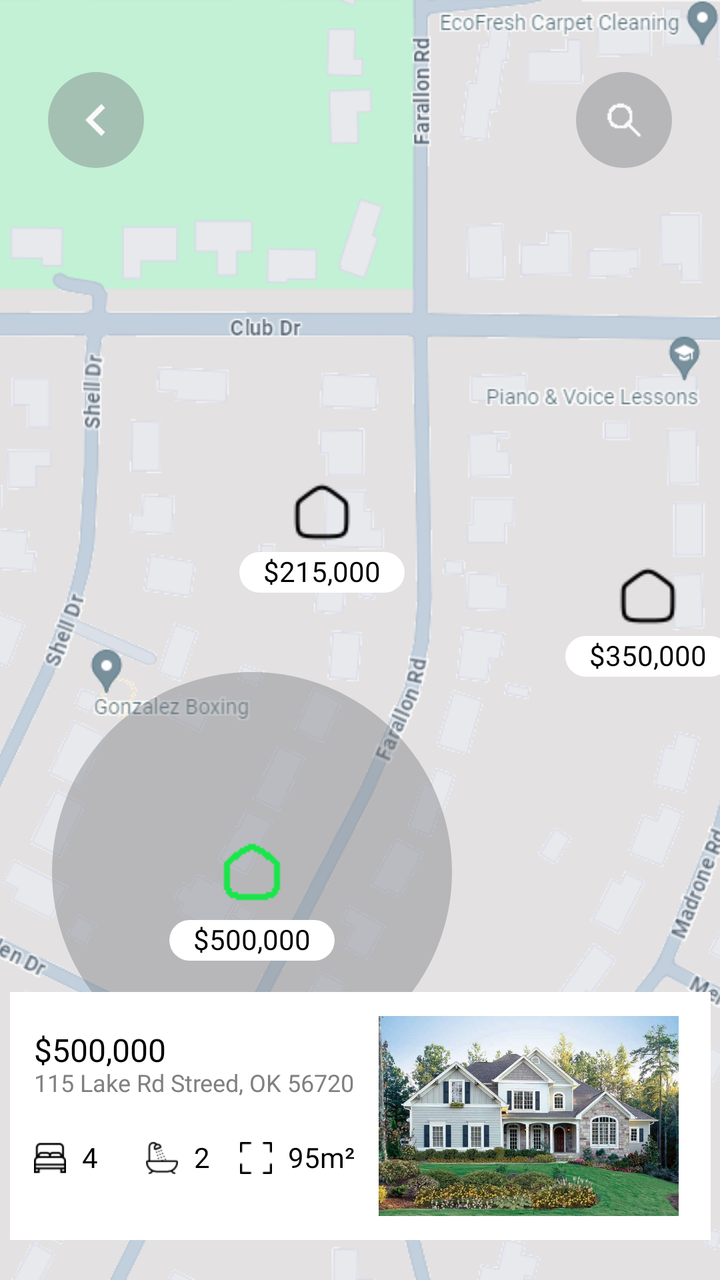
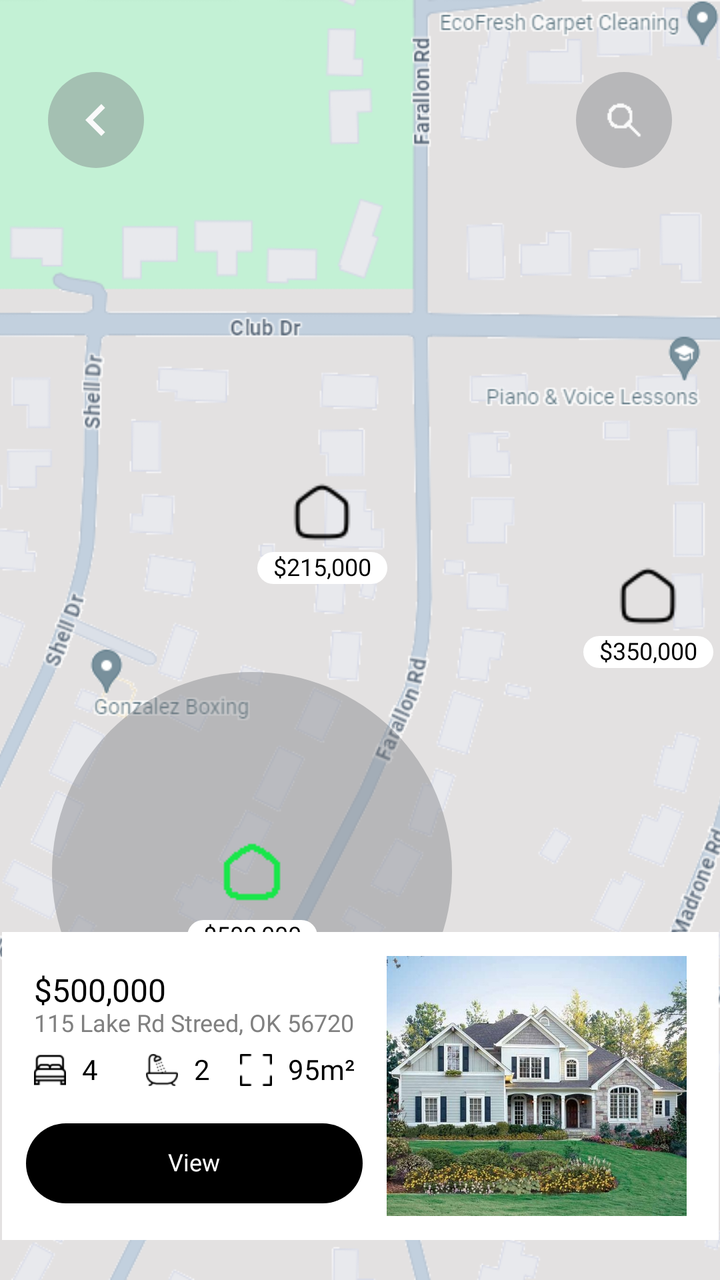

Screens rendered from an Android XML layout before and after an edit, with the pre-edit source and the edit as a unified diff.
<!-- AndroidManifest.xml: application theme Theme.AndroidArchitecture -->
<!-- res/layout/fragment_mock_google_maps.xml -->
<?xml version="1.0" encoding="utf-8"?>
<androidx.constraintlayout.widget.ConstraintLayout xmlns:android="http://schemas.android.com/apk/res/android"
    xmlns:app="http://schemas.android.com/apk/res-auto"
    xmlns:tools="http://schemas.android.com/tools"
    android:layout_width="match_parent"
    android:layout_height="match_parent">

    <ImageView
        android:id="@+id/ivGoogleMaps"
        android:layout_width="wrap_content"
        android:layout_height="wrap_content"
        android:scaleType="centerCrop"
        app:layout_constraintBottom_toBottomOf="parent"
        app:layout_constraintEnd_toEndOf="parent"
        app:layout_constraintStart_toStartOf="parent"
        app:layout_constraintTop_toTopOf="parent"
        app:srcCompat="@drawable/mock_google_map" />

    <ImageView
        android:id="@+id/ivBack"
        android:layout_width="48dp"
        android:layout_height="48dp"
        android:layout_marginStart="24dp"
        android:layout_marginTop="36dp"
        android:background="@drawable/bg_gray_round"
        android:padding="8dp"
        app:layout_constraintStart_toStartOf="parent"
        app:layout_constraintTop_toTopOf="parent"
        app:srcCompat="@drawable/ic_arrow_left_center" />

    <ImageView
        android:id="@+id/ivSearch"
        android:layout_width="48dp"
        android:layout_height="48dp"
        android:layout_marginEnd="24dp"
        android:background="@drawable/bg_gray_round"
        android:padding="13dp"
        app:layout_constraintBottom_toBottomOf="@+id/ivBack"
        app:layout_constraintEnd_toEndOf="parent"
        app:layout_constraintTop_toTopOf="@+id/ivBack"
        app:srcCompat="@drawable/ic_search" />

    <ImageView
        android:id="@+id/ivHome1"
        android:layout_width="wrap_content"
        android:layout_height="wrap_content"
        android:layout_marginStart="145dp"
        android:layout_marginTop="240dp"
        app:layout_constraintStart_toStartOf="parent"
        app:layout_constraintTop_toTopOf="parent"
        app:srcCompat="@drawable/home" />

    <ImageView
        android:id="@+id/ivHome2"
        android:layout_width="wrap_content"
        android:layout_height="wrap_content"
        android:layout_marginStart="308dp"
        android:layout_marginTop="282dp"
        app:layout_constraintStart_toStartOf="parent"
        app:layout_constraintTop_toTopOf="parent"
        app:srcCompat="@drawable/home" />

    <ImageView
        android:id="@+id/ivHomeSelectedBg"
        android:layout_width="200dp"
        android:layout_height="200dp"
        app:layout_constraintBottom_toBottomOf="@+id/ivHome3"
        app:layout_constraintEnd_toEndOf="@+id/ivHome3"
        app:layout_constraintStart_toStartOf="@+id/ivHome3"
        app:layout_constraintTop_toTopOf="@+id/ivHome3"
        app:srcCompat="@drawable/bg_gray_round" />

    <ImageView
        android:id="@+id/ivHome3"
        android:layout_width="wrap_content"
        android:layout_height="wrap_content"
        android:layout_marginStart="110dp"
        android:layout_marginTop="420dp"
        app:layout_constraintStart_toStartOf="parent"
        app:layout_constraintTop_toTopOf="parent"
        app:srcCompat="@drawable/home_selected" />

    <TextView
        android:id="@+id/tvHome1"
        style="@style/TextClassic14"
        android:layout_width="wrap_content"
        android:layout_height="wrap_content"
        android:layout_marginTop="4dp"
        android:background="@drawable/bg_white_round"
        android:fontFamily="@font/poppins_medium"
        android:paddingHorizontal="12dp"
        android:paddingVertical="2dp"
        android:text="$215,000"
        android:textSize="14sp"
        app:layout_constraintEnd_toEndOf="@+id/ivHome1"
        app:layout_constraintStart_toStartOf="@+id/ivHome1"
        app:layout_constraintTop_toBottomOf="@+id/ivHome1" />

    <TextView
        android:id="@+id/tvHome2"
        style="@style/TextClassic14"
        android:layout_width="wrap_content"
        android:layout_height="wrap_content"
        android:layout_marginTop="4dp"
        android:background="@drawable/bg_white_round"
        android:fontFamily="@font/poppins_medium"
        android:paddingHorizontal="12dp"
        android:paddingVertical="2dp"
        android:text="$350,000"
        android:textSize="14sp"
        app:layout_constraintEnd_toEndOf="@+id/ivHome2"
        app:layout_constraintStart_toStartOf="@+id/ivHome2"
        app:layout_constraintTop_toBottomOf="@+id/ivHome2" />

    <TextView
        android:id="@+id/tvHome3"
        style="@style/TextClassic14"
        android:layout_width="wrap_content"
        android:layout_height="wrap_content"
        android:layout_marginTop="8dp"
        android:background="@drawable/bg_white_round"
        android:fontFamily="@font/poppins_bold"
        android:paddingHorizontal="12dp"
        android:paddingVertical="2dp"
        android:text="$500,000"
        android:textSize="14sp"
        app:layout_constraintEnd_toEndOf="@+id/ivHome3"
        app:layout_constraintStart_toStartOf="@+id/ivHome3"
        app:layout_constraintTop_toBottomOf="@+id/ivHome3" />

    <include
        layout="@layout/item_home"
        android:layout_width="wrap_content"
        android:layout_height="wrap_content"
        android:layout_marginBottom="20dp"
        app:layout_constraintBottom_toBottomOf="parent"
        app:layout_constraintEnd_toEndOf="@+id/ivGoogleMaps"
        app:layout_constraintStart_toStartOf="@id/ivGoogleMaps" />
</androidx.constraintlayout.widget.ConstraintLayout>
<!-- res/layout/item_home.xml (included above) -->
<?xml version="1.0" encoding="utf-8"?>
<androidx.constraintlayout.widget.ConstraintLayout xmlns:android="http://schemas.android.com/apk/res/android"
    xmlns:app="http://schemas.android.com/apk/res-auto"
    xmlns:tools="http://schemas.android.com/tools"
    android:layout_width="wrap_content"
    android:layout_height="wrap_content"
    android:background="@color/white">

    <ImageView
        android:id="@+id/ivHome"
        android:layout_width="150dp"
        android:layout_height="100dp"
        android:layout_marginVertical="12dp"
        android:layout_marginEnd="16dp"
        android:scaleType="centerCrop"
        app:layout_constraintBottom_toBottomOf="parent"
        app:layout_constraintEnd_toEndOf="parent"
        app:layout_constraintTop_toTopOf="parent"
        app:layout_constraintVertical_bias="0.497"
        app:srcCompat="@drawable/home_picture" />

    <TextView
        android:id="@+id/tvPrice"
        style="@style/TextClassic14"
        android:layout_width="wrap_content"
        android:layout_height="wrap_content"
        android:layout_marginStart="12dp"
        android:layout_marginTop="20dp"
        android:fontFamily="@font/poppins_bold"
        android:text="$500,000"
        android:textSize="16sp"
        app:layout_constraintStart_toStartOf="parent"
        app:layout_constraintTop_toTopOf="parent" />

    <TextView
        android:id="@+id/tvStreet"
        style="@style/TextSecondary14"
        android:layout_width="wrap_content"
        android:layout_height="wrap_content"
        android:layout_marginStart="12dp"
        android:layout_marginEnd="12dp"
        android:text="115 Lake Rd Streed, OK 56720"
        android:textSize="12sp"
        app:layout_constraintEnd_toStartOf="@+id/ivHome"
        app:layout_constraintStart_toStartOf="parent"
        app:layout_constraintTop_toBottomOf="@+id/tvPrice" />

    <ImageView
        android:id="@+id/ivBedrooms"
        android:layout_width="16dp"
        android:layout_height="16dp"
        android:layout_marginTop="22dp"
        app:layout_constraintStart_toStartOf="@+id/tvStreet"
        app:layout_constraintTop_toBottomOf="@+id/tvStreet"
        app:srcCompat="@drawable/bed" />

    <TextView
        android:id="@+id/tvBedrooms"
        style="@style/TextClassic14"
        android:layout_width="wrap_content"
        android:layout_height="wrap_content"
        android:layout_marginStart="8dp"
        android:fontFamily="@font/poppins_medium"
        android:text="4"
        app:layout_constraintBottom_toBottomOf="@+id/ivBedrooms"
        app:layout_constraintStart_toEndOf="@+id/ivBedrooms"
        app:layout_constraintTop_toTopOf="@+id/ivBedrooms" />

    <ImageView
        android:id="@+id/ivBathrooms"
        android:layout_width="16dp"
        android:layout_height="16dp"
        android:layout_marginStart="24dp"
        android:layout_marginTop="22dp"
        app:layout_constraintStart_toEndOf="@+id/tvBedrooms"
        app:layout_constraintTop_toBottomOf="@+id/tvStreet"
        app:srcCompat="@drawable/bath" />

    <TextView
        android:id="@+id/tvBathrooms"
        style="@style/TextClassic14"
        android:layout_width="wrap_content"
        android:layout_height="wrap_content"
        android:layout_marginStart="8dp"
        android:fontFamily="@font/poppins_medium"
        android:text="2"
        app:layout_constraintBottom_toBottomOf="@+id/ivBathrooms"
        app:layout_constraintStart_toEndOf="@+id/ivBathrooms"
        app:layout_constraintTop_toTopOf="@+id/ivBathrooms" />

    <ImageView
        android:id="@+id/ivSquare"
        android:layout_width="16dp"
        android:layout_height="16dp"
        android:layout_marginTop="22dp"
        android:layout_marginEnd="8dp"
        app:layout_constraintEnd_toStartOf="@+id/tvSquare"
        app:layout_constraintTop_toBottomOf="@+id/tvStreet"
        app:srcCompat="@drawable/square" />

    <TextView
        android:id="@+id/tvSquare"
        style="@style/TextClassic14"
        android:layout_width="wrap_content"
        android:layout_height="wrap_content"
        android:fontFamily="@font/poppins_medium"
        android:text="95m²"
        app:layout_constraintBottom_toBottomOf="@+id/ivSquare"
        app:layout_constraintEnd_toEndOf="@+id/tvStreet"
        app:layout_constraintTop_toTopOf="@+id/ivSquare" />
</androidx.constraintlayout.widget.ConstraintLayout>
<!-- resources referenced by this layout -->
<resources>
  <color name="white">#FFFFFFFF</color>
  <!-- drawable bath: png bitmap (drawable, 846 bytes) -->
  <!-- drawable bed: png bitmap (drawable, 639 bytes) -->
  <!-- drawable bg_gray_round (drawable) -->
  <?xml version="1.0" encoding="utf-8"?>
  <shape xmlns:android="http://schemas.android.com/apk/res/android"
      android:shape="rectangle">
      <solid android:color="@color/gray" />
      <corners android:radius="128dp" />
  </shape>
  <!-- drawable bg_white_round (drawable) -->
  <?xml version="1.0" encoding="utf-8"?>
  <shape xmlns:android="http://schemas.android.com/apk/res/android"
      android:shape="rectangle">
      <solid android:color="@color/white" />
      <corners android:radius="24dp" />
  </shape>
  <!-- drawable home: png bitmap (drawable, 585 bytes) -->
  <!-- drawable home_picture: jpg bitmap (drawable, 107107 bytes) -->
  <!-- drawable home_selected: png bitmap (drawable, 279 bytes) -->
  <!-- drawable ic_arrow_left_center (drawable) -->
  <vector xmlns:android="http://schemas.android.com/apk/res/android" android:height="24dp" android:tint="#FAFAFA" android:viewportHeight="24" android:viewportWidth="24" android:width="24dp">
        
      <path android:fillColor="@android:color/white" android:pathData="M15.41,7.41L14,6l-6,6 6,6 1.41,-1.41L10.83,12z"/>
      
  </vector>
  <!-- drawable ic_search: png bitmap (drawable, 267 bytes) -->
  <!-- drawable mock_google_map: png bitmap (drawable, 135927 bytes) -->
  <!-- drawable square: png bitmap (drawable, 322 bytes) -->
  <style name="TextClassic14">
          <item name="android:textSize">14sp</item>
          <item name="android:fontFamily">@font/poppins_regular</item>
          <item name="android:includeFontPadding">false</item>
          <item name="android:textColor">@color/black</item>
      </style>
  <style name="TextSecondary14" parent="TextClassic14">
          <item name="android:textColor">@color/text_secondary</item>
      </style>
  <style name="Theme.AndroidArchitecture" parent="Theme.MaterialComponents.Light.NoActionBar">
          <item name="colorPrimary">@color/primary</item>
          <item name="colorPrimaryVariant">@color/primary_variant</item>
          <item name="colorOnPrimary">@color/white</item>
          <item name="colorSecondary">@color/secondary</item>
          <item name="colorSecondaryVariant">@color/secondary_variant</item>
          <item name="colorOnSecondary">@color/black</item>
          <item name="android:statusBarColor">?attr/colorPrimaryVariant</item>
          <item name="android:windowSplashScreenBackground" tools:targetApi="s">@color/white</item>
          <item name="android:windowBackground">@color/white</item>
      </style>
  <color name="gray">#69777B7E</color>
  <color name="black">#FF000000</color>
  <color name="text_secondary">#808080</color>
  <color name="primary">#364156</color>
  <color name="primary_variant">#212D40</color>
  <color name="secondary">#CEF9F2</color>
  <color name="secondary_variant">#AFC1D6</color>
</resources>

<!-- the commit's change to res/layout/fragment_mock_google_maps.xml (unified diff, before → after) -->
@@ -88,10 +88,10 @@
         android:layout_marginTop="4dp"
         android:background="@drawable/bg_white_round"
         android:fontFamily="@font/poppins_medium"
-        android:paddingHorizontal="12dp"
-        android:paddingVertical="2dp"
+        android:paddingHorizontal="8dp"
+        android:paddingVertical="1dp"
         android:text="$215,000"
-        android:textSize="14sp"
+        android:textSize="12sp"
         app:layout_constraintEnd_toEndOf="@+id/ivHome1"
         app:layout_constraintStart_toStartOf="@+id/ivHome1"
         app:layout_constraintTop_toBottomOf="@+id/ivHome1" />
@@ -104,10 +104,11 @@
         android:layout_marginTop="4dp"
         android:background="@drawable/bg_white_round"
         android:fontFamily="@font/poppins_medium"
-        android:paddingHorizontal="12dp"
-        android:paddingVertical="2dp"
+        android:paddingHorizontal="8dp"
+        android:paddingVertical="1dp"
+
         android:text="$350,000"
-        android:textSize="14sp"
+        android:textSize="12sp"
         app:layout_constraintEnd_toEndOf="@+id/ivHome2"
         app:layout_constraintStart_toStartOf="@+id/ivHome2"
         app:layout_constraintTop_toBottomOf="@+id/ivHome2" />
@@ -120,10 +121,10 @@
         android:layout_marginTop="8dp"
         android:background="@drawable/bg_white_round"
         android:fontFamily="@font/poppins_bold"
-        android:paddingHorizontal="12dp"
-        android:paddingVertical="2dp"
+        android:paddingHorizontal="8dp"
+        android:paddingVertical="1dp"
         android:text="$500,000"
-        android:textSize="14sp"
+        android:textSize="12sp"
         app:layout_constraintEnd_toEndOf="@+id/ivHome3"
         app:layout_constraintStart_toStartOf="@+id/ivHome3"
         app:layout_constraintTop_toBottomOf="@+id/ivHome3" />
@@ -149,7 +150,7 @@
     <ImageView
         android:id="@+id/ivHome"
         android:layout_width="150dp"
-        android:layout_height="100dp"
+        android:layout_height="130dp"
         android:layout_marginVertical="12dp"
         android:layout_marginEnd="16dp"
         android:scaleType="centerCrop"
@@ -164,7 +165,7 @@
         style="@style/TextClassic14"
         android:layout_width="wrap_content"
         android:layout_height="wrap_content"
-        android:layout_marginStart="12dp"
+        android:layout_marginStart="16dp"
         android:layout_marginTop="20dp"
         android:fontFamily="@font/poppins_bold"
         android:text="$500,000"
@@ -177,8 +178,8 @@
         style="@style/TextSecondary14"
         android:layout_width="wrap_content"
         android:layout_height="wrap_content"
-        android:layout_marginStart="12dp"
-        android:layout_marginEnd="12dp"
+        android:layout_marginStart="16dp"
+        android:layout_marginEnd="16dp"
         android:text="115 Lake Rd Streed, OK 56720"
         android:textSize="12sp"
         app:layout_constraintEnd_toStartOf="@+id/ivHome"
@@ -189,7 +190,7 @@
         android:id="@+id/ivBedrooms"
         android:layout_width="16dp"
         android:layout_height="16dp"
-        android:layout_marginTop="22dp"
+        android:layout_marginTop="8dp"
         app:layout_constraintStart_toStartOf="@+id/tvStreet"
         app:layout_constraintTop_toBottomOf="@+id/tvStreet"
         app:srcCompat="@drawable/bed" />
@@ -211,7 +212,7 @@
         android:layout_width="16dp"
         android:layout_height="16dp"
         android:layout_marginStart="24dp"
-        android:layout_marginTop="22dp"
+        android:layout_marginTop="8dp"
         app:layout_constraintStart_toEndOf="@+id/tvBedrooms"
         app:layout_constraintTop_toBottomOf="@+id/tvStreet"
         app:srcCompat="@drawable/bath" />
@@ -232,7 +233,7 @@
         android:id="@+id/ivSquare"
         android:layout_width="16dp"
         android:layout_height="16dp"
-        android:layout_marginTop="22dp"
+        android:layout_marginTop="8dp"
         android:layout_marginEnd="8dp"
         app:layout_constraintEnd_toStartOf="@+id/tvSquare"
         app:layout_constraintTop_toBottomOf="@+id/tvStreet"
@@ -248,4 +249,24 @@
         app:layout_constraintBottom_toBottomOf="@+id/ivSquare"
         app:layout_constraintEnd_toEndOf="@+id/tvStreet"
         app:layout_constraintTop_toTopOf="@+id/ivSquare" />
+
+    <TextView
+        android:id="@+id/textView"
+        style="@style/TextClassic14"
+        android:layout_width="0dp"
+        android:layout_height="40dp"
+        android:layout_marginStart="12dp"
+        android:layout_marginEnd="12dp"
+        android:background="@drawable/bg_black_rounded"
+        android:gravity="center"
+        android:paddingHorizontal="12dp"
+        android:paddingVertical="4dp"
+        android:text="View"
+        android:textColor="@color/white"
+        android:textSize="12sp"
+        app:layout_constraintBottom_toBottomOf="parent"
+        app:layout_constraintEnd_toEndOf="@+id/tvSquare"
+        app:layout_constraintEnd_toStartOf="@+id/ivHome"
+        app:layout_constraintStart_toStartOf="parent"
+        app:layout_constraintTop_toBottomOf="@+id/ivBathrooms" />
 </androidx.constraintlayout.widget.ConstraintLayout>
<!-- resource entries referenced after the edit -->
@@ -3,6 +3,13 @@
   <color name="white">#FFFFFFFF</color>
   <!-- drawable bath: png bitmap (drawable, 846 bytes) -->
   <!-- drawable bed: png bitmap (drawable, 639 bytes) -->
+  <!-- drawable bg_black_rounded (drawable) -->
+  <?xml version="1.0" encoding="utf-8"?>
+  <shape xmlns:android="http://schemas.android.com/apk/res/android"
+      android:shape="rectangle">
+      <solid android:color="@color/black" />
+      <corners android:radius="128dp" />
+  </shape>
   <!-- drawable bg_gray_round (drawable) -->
   <?xml version="1.0" encoding="utf-8"?>
   <shape xmlns:android="http://schemas.android.com/apk/res/android"
